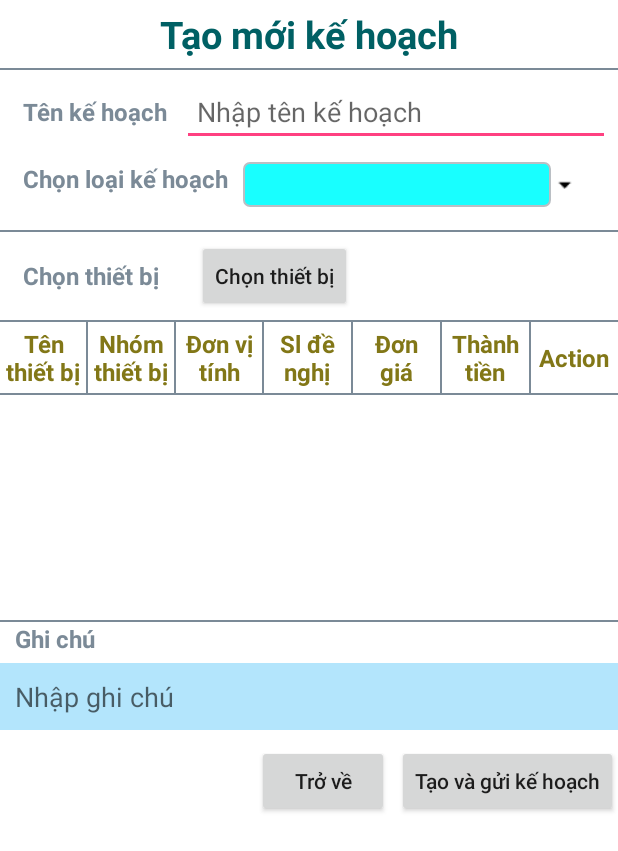
After one commit to thanhhoang96/DoAnQLCSVC, an Android app: the layout fragment_tao_moi_kh.xml on its own in the app's theme, with its tools: preview values and no code run, on a phone screen of 412 x 824 dp. The commit adds this screen. Shown: the top 851 px of the screen. Run offline under Robolectric (Android 15) with nearby library versions, the phone set to English and light mode, and no system bars.

Commit message:
tao moi ke hoach

```diff
--- a/app/src/main/java/com/example/thanhhoang/qlcosovatchat/api/ApiService.kt
+++ b/app/src/main/java/com/example/thanhhoang/qlcosovatchat/api/ApiService.kt
@@ -63,6 +63,9 @@ interface ApiService {
     @GET("/plan")
     fun searchKeHoach(@Query("active") trangThai: Int?, @Query("keyword") tenKeHoach: String?): Single<KeHoachResponse>
 
+    @GET("/plan-type")
+    fun getLoaiKeHoach(): Single<LoaiKeHoachResponse>
+
     companion object Factory {
         fun create(): ApiService {
             val builder = OkHttpClient.Builder()
--- /dev/null
+++ b/app/src/main/java/com/example/thanhhoang/qlcosovatchat/data/model/loaikehoach/LoaiKeHoachData.kt
@@ -0,0 +1,5 @@
+package com.example.thanhhoang.qlcosovatchat.data.model.loaikehoach
+
+import com.google.gson.annotations.SerializedName
+
+data class LoaiKeHoachData(@SerializedName("planTypes") var loaiKeHoachList: MutableList<ItemLoaiKeHoach>)
--- /dev/null
+++ b/app/src/main/java/com/example/thanhhoang/qlcosovatchat/data/response/LoaiKeHoachResponse.kt
@@ -0,0 +1,5 @@
+package com.example.thanhhoang.qlcosovatchat.data.response
+
+import com.example.thanhhoang.qlcosovatchat.data.model.loaikehoach.LoaiKeHoachData
+
+data class LoaiKeHoachResponse(var data: LoaiKeHoachData)
--- a/app/src/main/java/com/example/thanhhoang/qlcosovatchat/data/source/datasource/RemoteDataSource.kt
+++ b/app/src/main/java/com/example/thanhhoang/qlcosovatchat/data/source/datasource/RemoteDataSource.kt
@@ -32,4 +32,6 @@ interface RemoteDataSource {
     fun searchKeHoach(trangThai: Int?, tenKeHoach: String?): Single<KeHoachResponse>
 
     fun getKeHoachDetail(id: String): Single<KeHoachDetailResponse>
+
+    fun getLoaiKeHoach(): Single<LoaiKeHoachResponse>
 }
--- a/app/src/main/java/com/example/thanhhoang/qlcosovatchat/data/source/repository/RemoteRepository.kt
+++ b/app/src/main/java/com/example/thanhhoang/qlcosovatchat/data/source/repository/RemoteRepository.kt
@@ -37,4 +37,6 @@ class RemoteRepository : RemoteDataSource {
     override fun searchKeHoach(trangThai: Int?, tenKeHoach: String?): Single<KeHoachResponse> = apiService.searchKeHoach(trangThai, tenKeHoach)
 
     override fun getKeHoachDetail(id: String): Single<KeHoachDetailResponse> = apiService.getKeHoachDetail(id)
+
+    override fun getLoaiKeHoach(): Single<LoaiKeHoachResponse> = apiService.getLoaiKeHoach()
 }
--- a/app/src/main/java/com/example/thanhhoang/qlcosovatchat/data/source/repository/Repository.kt
+++ b/app/src/main/java/com/example/thanhhoang/qlcosovatchat/data/source/repository/Repository.kt
@@ -46,4 +46,6 @@ class Repository : LocalDataSource, RemoteDataSource {
     override fun searchKeHoach(trangThai: Int?, tenKeHoach: String?): Single<KeHoachResponse> = remoteRepository.searchKeHoach(trangThai, tenKeHoach)
 
     override fun getKeHoachDetail(id: String): Single<KeHoachDetailResponse> = remoteRepository.getKeHoachDetail(id)
+
+    override fun getLoaiKeHoach(): Single<LoaiKeHoachResponse> = remoteRepository.getLoaiKeHoach()
 }
--- a/app/src/main/java/com/example/thanhhoang/qlcosovatchat/ui/qlkh/QuanLiKeHoachFragment.kt
+++ b/app/src/main/java/com/example/thanhhoang/qlcosovatchat/ui/qlkh/QuanLiKeHoachFragment.kt
@@ -21,6 +21,7 @@ import com.example.thanhhoang.qlcosovatchat.data.source.repository.Repository
 import com.example.thanhhoang.qlcosovatchat.extention.addFragment
 import com.example.thanhhoang.qlcosovatchat.extention.afterTextChanged
 import com.example.thanhhoang.qlcosovatchat.ui.qlkh.chiTietKeHoach.KeHoachDetailFragment
+import com.example.thanhhoang.qlcosovatchat.ui.qlkh.taoKeHoach.TaoKeHoachFragment
 import com.example.thanhhoang.qlcosovatchat.util.DialogProgressbarUtils
 import io.reactivex.android.schedulers.AndroidSchedulers
 import io.reactivex.schedulers.Schedulers
@@ -88,6 +89,10 @@ class QuanLiKeHoachFragment : Fragment() {
 
             override fun onNothingSelected(parent: AdapterView<*>?) {}
         }
+
+        btnTaoMoiKH.setOnClickListener {
+            activity?.addFragment(R.id.flContainer, TaoKeHoachFragment())
+        }
     }
 
     private fun handleListenerFromInterface() {
--- /dev/null
+++ b/app/src/main/java/com/example/thanhhoang/qlcosovatchat/ui/qlkh/taoKeHoach/TaoKeHoachAdapter.kt
@@ -0,0 +1,4 @@
+package com.example.thanhhoang.qlcosovatchat.ui.qlkh.taoKeHoach
+
+class TaoKeHoachAdapter {
+}
--- /dev/null
+++ b/app/src/main/res/layout/fragment_tao_moi_kh.xml
@@ -0,0 +1,325 @@
+<?xml version="1.0" encoding="utf-8"?>
+<LinearLayout xmlns:android="http://schemas.android.com/apk/res/android"
+    xmlns:tools="http://schemas.android.com/tools"
+    android:layout_width="match_parent"
+    android:layout_height="match_parent"
+    android:background="@android:color/white"
+    android:orientation="vertical">
+
+    <TextView
+        android:layout_width="wrap_content"
+        android:layout_height="wrap_content"
+        android:layout_gravity="center"
+        android:padding="5dp"
+        android:text="@string/tao_moi_ke_hoach_label"
+        android:textColor="#006064"
+        android:textSize="25sp"
+        android:textStyle="bold" />
+
+    <View
+        android:layout_width="match_parent"
+        android:layout_height="1dp"
+        android:background="@color/colorGrayDark" />
+
+    <LinearLayout
+        android:layout_width="match_parent"
+        android:layout_height="wrap_content"
+        android:padding="5dp">
+
+        <TextView
+            android:layout_width="wrap_content"
+            android:layout_height="wrap_content"
+            android:layout_gravity="center_vertical"
+            android:layout_marginStart="10dp"
+            android:layout_marginLeft="10dp"
+            android:text="@string/tao_moi_ke_hoach_chon_ten_ke_hoach"
+            android:textColor="@color/colorGrayDark"
+            android:textSize="16sp"
+            android:textStyle="bold" />
+
+        <EditText
+            android:id="@+id/edtTenKeHoachTaoMoi"
+            android:layout_width="match_parent"
+            android:layout_height="wrap_content"
+            android:layout_marginStart="10dp"
+            android:layout_marginLeft="10dp"
+            android:hint="@string/tao_moi_ke_hoach_nhap_ten_ke_hoach"
+            android:inputType="text"
+            android:paddingStart="10dp"
+            android:paddingLeft="10dp"
+            tools:ignore="Autofill,RtlSymmetry" />
+    </LinearLayout>
+
+    <RelativeLayout
+        android:layout_width="match_parent"
+        android:layout_height="wrap_content"
+        android:padding="5dp"
+        android:layout_marginBottom="10dp">
+
+        <TextView
+            android:id="@+id/tvChonKeHoach"
+            android:layout_width="wrap_content"
+            android:layout_height="wrap_content"
+            android:layout_gravity="center_vertical"
+            android:layout_marginStart="10dp"
+            android:layout_marginLeft="10dp"
+            android:text="@string/tao_moi_ke_hoach_chon_loai_ke_hoach"
+            android:textColor="@color/colorGrayDark"
+            android:textSize="16sp"
+            android:textStyle="bold" />
+
+        <Spinner
+            android:id="@+id/spLoaiKeHoachTaoMoiKh"
+            android:layout_width="205dp"
+            android:layout_height="30dp"
+            android:layout_marginStart="10dp"
+            android:layout_marginLeft="10dp"
+            android:layout_marginEnd="10dp"
+            android:layout_toEndOf="@+id/tvChonKeHoach"
+            android:layout_toRightOf="@+id/tvChonKeHoach"
+            android:background="@drawable/bg_search_qlts"
+            android:drawablePadding="10dp"
+            android:gravity="center_vertical"
+            android:hint="@string/tao_moi_ke_hoach_chon_loai_ke_hoach"
+            android:paddingStart="10dp"
+            android:paddingLeft="10dp"
+            tools:ignore="RtlSymmetry" />
+
+        <ImageView
+            android:layout_width="20dp"
+            android:layout_height="20dp"
+            android:layout_alignParentEnd="true"
+            android:layout_alignParentRight="true"
+            android:layout_marginTop="5dp"
+            android:layout_marginEnd="20dp"
+            android:layout_marginRight="20dp"
+            android:background="@drawable/ic_drop_down"
+            android:contentDescription="@null" />
+    </RelativeLayout>
+
+    <View
+        android:layout_width="match_parent"
+        android:layout_height="1dp"
+        android:background="@color/colorGrayDark" />
+
+    <LinearLayout
+        android:id="@+id/llThemThietBiMuaSam"
+        android:layout_width="match_parent"
+        android:layout_height="wrap_content"
+        android:padding="5dp">
+
+        <TextView
+            android:layout_width="wrap_content"
+            android:layout_height="wrap_content"
+            android:layout_gravity="center_vertical"
+            android:layout_marginStart="10dp"
+            android:layout_marginLeft="10dp"
+            android:text="@string/tao_moi_ke_hoach_chon_thiet_bi"
+            android:textColor="@color/colorGrayDark"
+            android:textSize="16sp"
+            android:textStyle="bold" />
+
+        <Button
+            android:id="@+id/btnChonThietBiTaoMoiKh"
+            android:layout_width="wrap_content"
+            android:layout_height="wrap_content"
+            android:layout_marginStart="25dp"
+            android:layout_marginLeft="15dp"
+            android:text="@string/tao_moi_ke_hoach_chon_thiet_bi"
+            android:textAllCaps="false" />
+    </LinearLayout>
+
+    <View
+        android:layout_width="match_parent"
+        android:layout_height="1dp"
+        android:background="@color/colorGrayDark" />
+
+    <LinearLayout
+        android:id="@+id/llAllTruongTaoMoiSuaChua"
+        android:layout_width="match_parent"
+        android:layout_height="wrap_content"
+        android:gravity="center"
+        android:weightSum="7">
+
+        <TextView
+            android:layout_width="0dp"
+            android:layout_height="wrap_content"
+            android:layout_weight="1"
+            android:gravity="center"
+            android:padding="3dp"
+            android:text="@string/tao_moi_ke_hoach_ten_thiet_bi"
+            android:textColor="#827717"
+            android:textSize="16sp"
+            android:textStyle="bold" />
+
+        <View
+            android:layout_width="1dp"
+            android:layout_height="match_parent"
+            android:background="@color/colorGrayDark" />
+
+        <TextView
+            android:layout_width="0dp"
+            android:layout_height="wrap_content"
+            android:layout_gravity="center"
+            android:layout_weight="1"
+            android:gravity="center"
+            android:padding="3dp"
+            android:text="@string/tao_moi_ke_hoach_nhom_thiet_bi"
+            android:textColor="#827717"
+            android:textSize="16sp"
+            android:textStyle="bold" />
+
+        <View
+            android:layout_width="1dp"
+            android:layout_height="match_parent"
+            android:background="@color/colorGrayDark" />
+
+        <TextView
+            android:layout_width="0dp"
+            android:layout_height="wrap_content"
+            android:layout_gravity="center"
+            android:layout_weight="1"
+            android:gravity="center"
+            android:padding="3dp"
+            android:text="@string/tao_moi_ke_hoach_don_vi_tinh"
+            android:textColor="#827717"
+            android:textSize="16sp"
+            android:textStyle="bold" />
+
+        <View
+            android:layout_width="1dp"
+            android:layout_height="match_parent"
+            android:background="@color/colorGrayDark" />
+
+        <TextView
+            android:layout_width="0dp"
+            android:layout_height="wrap_content"
+            android:layout_gravity="center"
+            android:layout_weight="1"
+            android:gravity="center"
+            android:padding="3dp"
+            android:text="@string/tao_moi_ke_hoach_sl_de_nghi"
+            android:textColor="#827717"
+            android:textSize="16sp"
+            android:textStyle="bold" />
+
+        <View
+            android:layout_width="1dp"
+            android:layout_height="match_parent"
+            android:background="@color/colorGrayDark" />
+
+        <TextView
+            android:layout_width="0dp"
+            android:layout_height="wrap_content"
+            android:layout_gravity="center"
+            android:layout_weight="1"
+            android:gravity="center"
+            android:padding="3dp"
+            android:text="@string/tao_moi_ke_hoach_don_gia"
+            android:textColor="#827717"
+            android:textSize="16sp"
+            android:textStyle="bold" />
+
+        <View
+            android:layout_width="1dp"
+            android:layout_height="match_parent"
+            android:background="@color/colorGrayDark" />
+
+        <TextView
+            android:layout_width="0dp"
+            android:layout_height="wrap_content"
+            android:layout_gravity="center"
+            android:layout_weight="1"
+            android:gravity="center"
+            android:padding="3dp"
+            android:text="@string/tao_moi_ke_hoach_thanh_tien"
+            android:textColor="#827717"
+            android:textSize="16sp"
+            android:textStyle="bold" />
+
+        <View
+            android:layout_width="1dp"
+            android:layout_height="match_parent"
+            android:background="@color/colorGrayDark" />
+
+        <TextView
+            android:layout_width="0dp"
+            android:layout_height="wrap_content"
+            android:layout_gravity="center"
+            android:layout_weight="1"
+            android:gravity="center"
+            android:padding="3dp"
+            android:text="@string/tao_moi_ke_hoach_action"
+            android:textColor="#827717"
+            android:textSize="16sp"
+            android:textStyle="bold" />
+    </LinearLayout>
+
+    <View
+        android:layout_width="match_parent"
+        android:layout_height="1dp"
+        android:background="@color/colorGrayDark" />
+
+    <android.support.v7.widget.RecyclerView
+        android:id="@+id/recyclerViewTaoMoiKh"
+        android:layout_width="match_parent"
+        android:layout_height="150dp" />
+
+    <View
+        android:layout_width="match_parent"
+        android:layout_height="1dp"
+        android:background="@color/colorGrayDark" />
+
+    <LinearLayout
+        android:layout_width="match_parent"
+        android:layout_height="wrap_content"
+        android:orientation="vertical">
+
+        <TextView
+            android:layout_width="wrap_content"
+            android:layout_height="wrap_content"
+            android:layout_marginStart="10dp"
+            android:layout_marginLeft="10dp"
+            android:text="@string/tao_moi_ke_hoach_ghi_chu_label"
+            android:textColor="@color/colorGrayDark"
+            android:textSize="16sp"
+            android:textStyle="bold" />
+
+        <EditText
+            android:id="@+id/edtGiaiTrinhTaoMoiKh"
+            android:layout_width="match_parent"
+            android:layout_height="wrap_content"
+            android:layout_marginTop="5dp"
+            android:background="#b3e5fc"
+            android:hint="@string/tao_moi_ke_hoach_nhap_ghi_chu"
+            android:inputType="text"
+            android:padding="10dp"
+            tools:ignore="Autofill" />
+    </LinearLayout>
+
+    <RelativeLayout
+        android:layout_width="match_parent"
+        android:layout_height="wrap_content"
+        android:layout_marginTop="10dp">
+
+        <Button
+            android:id="@+id/btnTaoGuiKeHoach"
+            android:layout_width="wrap_content"
+            android:layout_height="wrap_content"
+            android:layout_alignParentEnd="true"
+            android:layout_alignParentRight="true"
+            android:text="@string/tao_moi_ke_hoach_btn_tao_gui_ke_hoach"
+            android:textAllCaps="false" />
+
+        <Button
+            android:id="@+id/btnTroVeTaoMoiKh"
+            android:layout_width="wrap_content"
+            android:layout_height="wrap_content"
+            android:layout_marginEnd="5dp"
+            android:layout_marginRight="5dp"
+            android:layout_toStartOf="@id/btnTaoGuiKeHoach"
+            android:layout_toLeftOf="@id/btnTaoGuiKeHoach"
+            android:text="@string/tao_moi_ke_hoach_btn_tro_ve"
+            android:textAllCaps="false" />
+    </RelativeLayout>
+</LinearLayout>
--- /dev/null
+++ b/app/src/main/res/layout/item_select_box.xml
@@ -0,0 +1,6 @@
+<?xml version="1.0" encoding="utf-8"?>
+<TextView xmlns:android="http://schemas.android.com/apk/res/android"
+    android:id="@+id/tvSelectBox"
+    android:layout_width="match_parent"
+    android:layout_height="wrap_content"
+    android:padding="10dp" />
--- a/app/src/main/res/values/strings.xml
+++ b/app/src/main/res/values/strings.xml
@@ -98,6 +98,29 @@
     <string name="label_not_found_tai_san">Không tìm thấy tài sản</string>
     <string name="label_not_found_yeu_cau">Không tìm thấy yêu cầu</string>
     <string name="label_not_found_ke_hoach">Không tìm thấy kế hoạch</string>
+    <string name="tao_moi_ke_hoach_ten_thiet_bi">Tên thiết bị</string>
+    <string name="tao_moi_ke_hoach_nhom_thiet_bi">Nhóm thiết bị</string>
+    <string name="tao_moi_ke_hoach_don_vi_tinh">Đơn vị tính</string>
+    <string name="tao_moi_ke_hoach_sl_de_nghi">Sl đề nghị</string>
+    <string name="tao_moi_ke_hoach_don_gia">Đơn giá</string>
+    <string name="tao_moi_ke_hoach_thanh_tien">Thành tiền</string>
+    <string name="tao_moi_ke_hoach_action">Action</string>
+    <string name="tao_moi_ke_hoach_chon_thiet_bi">Chọn thiết bị</string>
+    <string name="tao_moi_ke_hoach_chon_loai_ke_hoach">Chọn loại kế hoạch</string>
+    <string name="tao_moi_ke_hoach_chon_ten_ke_hoach">Tên kế hoạch</string>
+    <string name="tao_moi_ke_hoach_nhap_ten_ke_hoach">Nhập tên kế hoạch</string>
+    <string name="tao_moi_ke_hoach_label">Tạo mới kế hoạch</string>
+    <string name="tao_moi_ke_hoach_btn_tro_ve">Trở về</string>
+    <string name="tao_moi_ke_hoach_btn_tao_gui_ke_hoach">Tạo và gửi kế hoạch</string>
+    <string name="tao_moi_ke_hoach_ghi_chu_label">Ghi chú</string>
+    <string name="tao_moi_ke_hoach_nhap_ghi_chu">Nhập ghi chú</string>
+
+    <string name="tmkh_chon_thiet_bi_huy">Huỷ</string>
+    <string name="tmkh_chon_thiet_bi_luu">Lưu</string>
+    <string name="tmkh_chon_thiet_bi_so_luong">Số lượng</string>
+    <string name="tmkh_chon_thiet_bi_label_chon_thiet_bi">Chọn thiết bị</string>
+    <string name="tmkh_chon_thiet_bi_label_thiet_bi">Thiết bị</string>
+    <string name="tmkh_chon_thiet_bi_label_nhom_thiet_bi">Nhóm thiết bị</string>
 
     <!--State qlts-->
     <string-array name="state_array">
```
Also changed, not shown: app/src/main/java/com/example/thanhhoang/qlcosovatchat/data/model/loaikehoach/ItemLoaiKeHoach.kt (added, +8 -0 lines), app/src/main/java/com/example/thanhhoang/qlcosovatchat/ui/qlkh/taoKeHoach/TaoKeHoachFragment.kt (added, +73 -0 lines), app/src/main/java/com/example/thanhhoang/qlcosovatchat/ui/qlkh/taoKeHoach/TaoKeHoachViewModel.kt (added, +9 -0 lines), app/src/main/res/layout/dialog_chon_thiet_bi_tmkh.xml (added, +161 -0 lines).
